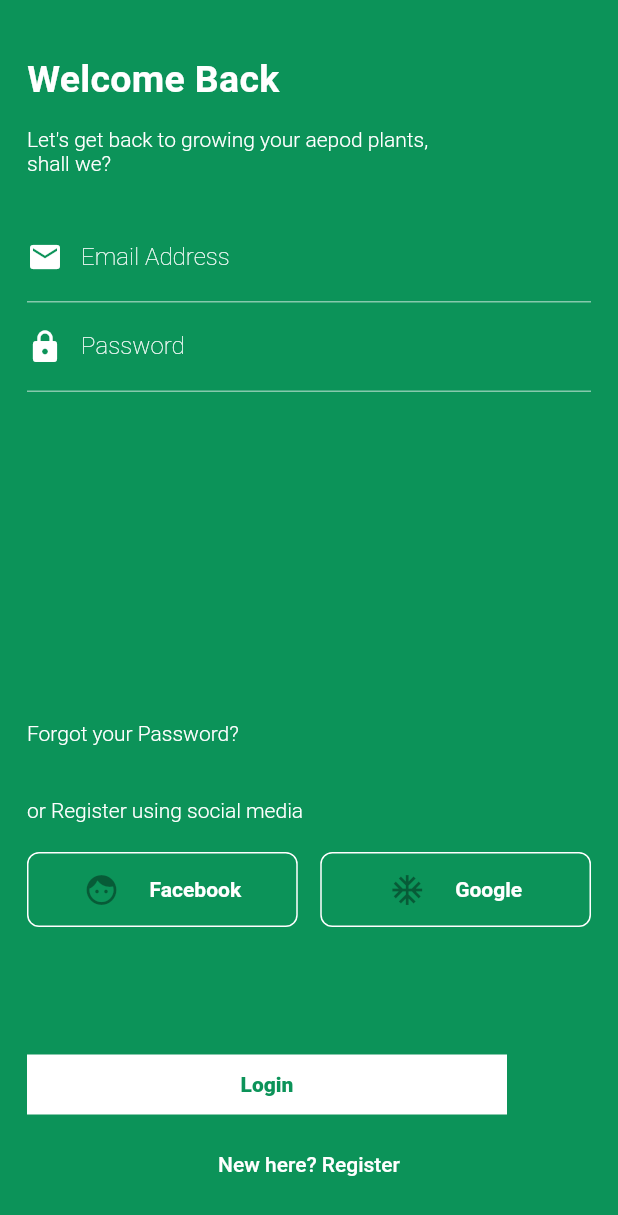
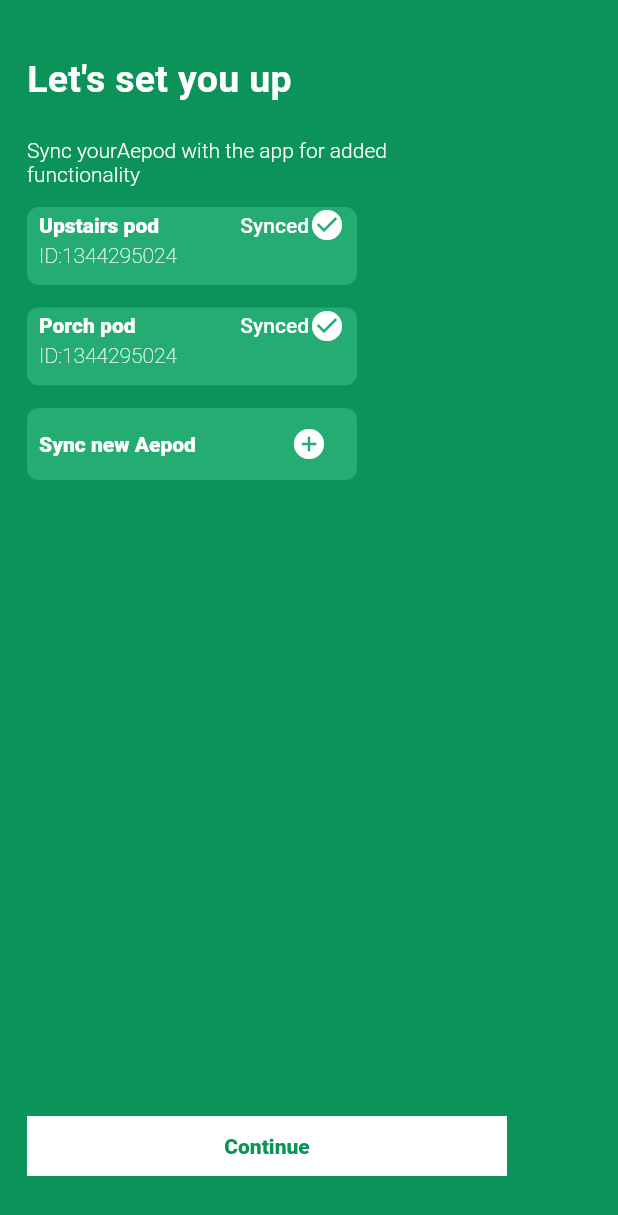
Before and after one commit to Jonyango/Aepod, a Flutter app: the screen it shows after launch, on a phone screen of 412 x 824 dp. Shown: the top 1215 px of the screen. Run offline on Flutter 3.47's test engine with Material 2 defaults, Android fonts, the phone set to English and light mode, and no system bars; our stand-ins replace flutter_svg.

Commit message:
added aepod setup screen

```diff
--- a/lib/components/components.dart
+++ b/lib/components/components.dart
@@ -3,3 +3,4 @@ export 'topRightClipper.dart';
 export 'social_media_button.dart';
 export 'form.dart';
 export 'form_field.dart';
+export 'single_aepod_container.dart';
--- /dev/null
+++ b/lib/components/single_aepod_container.dart
@@ -0,0 +1,53 @@
+import 'package:aepod/constants/index.dart';
+import 'package:flutter/material.dart';
+
+class AepodContainer extends StatelessWidget {
+  final String aepodName;
+  final String aepodStatus;
+  final String aepodId;
+  AepodContainer({this.aepodName, this.aepodStatus, this.aepodId});
+  @override
+  Widget build(BuildContext context) {
+    return Container(
+      height: 52.0,
+      width: 220.0,
+      padding: EdgeInsets.symmetric(horizontal: 8.0),
+      margin: EdgeInsets.only(bottom: 15.0),
+      decoration: BoxDecoration(
+        borderRadius: BorderRadius.circular(8.0),
+        color: Color(0xff25AC73),
+      ),
+      child: Column(
+        crossAxisAlignment: CrossAxisAlignment.start,
+        children: [
+          Container(
+            child: Row(
+              mainAxisSize: MainAxisSize.min,
+              children: [
+                Expanded(
+                  child: Text(
+                    aepodName,
+                    style: TextStyle(
+                        fontWeight: FontWeight.w800, color: kTextColor),
+                  ),
+                ),
+                SizedBox(width: 30.0),
+                Text(
+                  aepodStatus,
+                  style:
+                      TextStyle(fontWeight: FontWeight.w500, color: kTextColor),
+                ),
+                Icon(Icons.check_circle, color: kTextColor)
+              ],
+            ),
+          ),
+          Text(aepodId,
+              style: TextStyle(
+                fontWeight: FontWeight.w200,
+                color: kTextColor,
+              )),
+        ],
+      ),
+    );
+  }
+}
--- a/lib/main.dart
+++ b/lib/main.dart
@@ -11,7 +11,7 @@ class MyApp extends StatelessWidget {
   Widget build(BuildContext context) {
     return MaterialApp(
 
-      home: LoginScreen(),
+      home: AepodSetupScreen(),
     );
   }
 }
--- /dev/null
+++ b/lib/screens/aepod_setup.dart
@@ -0,0 +1,79 @@
+import 'package:aepod/components/components.dart';
+import 'package:aepod/constants/index.dart';
+import 'package:flutter/material.dart';
+
+class AepodSetupScreen extends StatelessWidget {
+  @override
+  Widget build(BuildContext context) {
+    return Scaffold(
+      backgroundColor: kThemeColor,
+      body: SafeArea(
+        child: Container(
+          padding: EdgeInsets.symmetric(horizontal: 18.0),
+          child: Column(
+            crossAxisAlignment: CrossAxisAlignment.start,
+            mainAxisAlignment: MainAxisAlignment.center,
+            children: [
+              Container(
+                padding: EdgeInsets.only(top: 38.0),
+                child: Text(
+                  "Let's set you up",
+                  style: kTitleTextStyle,
+                ),
+              ),
+              Container(
+                padding: EdgeInsets.only(top: 25.0, bottom: 14.0),
+                child: Text(
+                  'Sync yourAepod with the app for added \nfunctionality',
+                  style: kTextStyle,
+                ),
+              ),
+              AepodContainer(
+                aepodId: 'ID:1344295024',
+                aepodName: 'Upstairs pod',
+                aepodStatus: 'Synced',
+              ),
+              AepodContainer(
+                aepodId: 'ID:1344295024',
+                aepodName: 'Porch pod',
+                aepodStatus: 'Synced',
+              ),
+              Container(
+                width: 220.0,
+                padding: EdgeInsets.symmetric(horizontal: 8.0),
+                decoration: BoxDecoration(
+                  borderRadius: BorderRadius.circular(8.0),
+                  color: Color(0xff25AC73),
+                ),
+                child: Row(
+                  mainAxisAlignment: MainAxisAlignment.spaceBetween,
+                  crossAxisAlignment: CrossAxisAlignment.center,
+                  children: [
+                    Text(
+                      'Sync new Aepod',
+                      style: TextStyle(
+                          color: kTextColor, fontWeight: FontWeight.w800),
+                    ),
+                    IconButton(
+                        icon: Icon(
+                          Icons.add_circle,
+                          color: kTextColor,
+                        ),
+                        onPressed: () => print('button pressed')),
+                  ],
+                ),
+              ),
+              Spacer(),
+              Button(
+                buttonName: 'Continue',
+                backgroundColor: kTextColor,
+                textColor: kThemeColor,
+              ),
+              SizedBox(height: 40.0),
+            ],
+          ),
+        ),
+      ),
+    );
+  }
+}
--- a/lib/screens/index.dart
+++ b/lib/screens/index.dart
@@ -2,3 +2,4 @@ export 'registration_page.dart';
 export 'welcome_screen.dart';
 export 'personalize.dart';
 export 'login_page.dart';
+export 'aepod_setup.dart';
```
